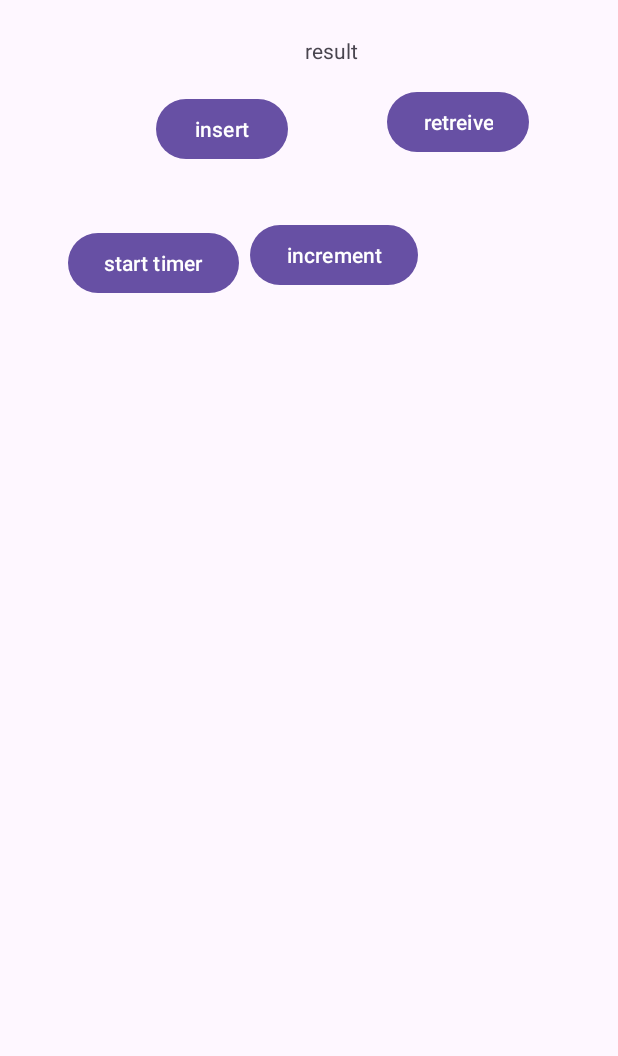
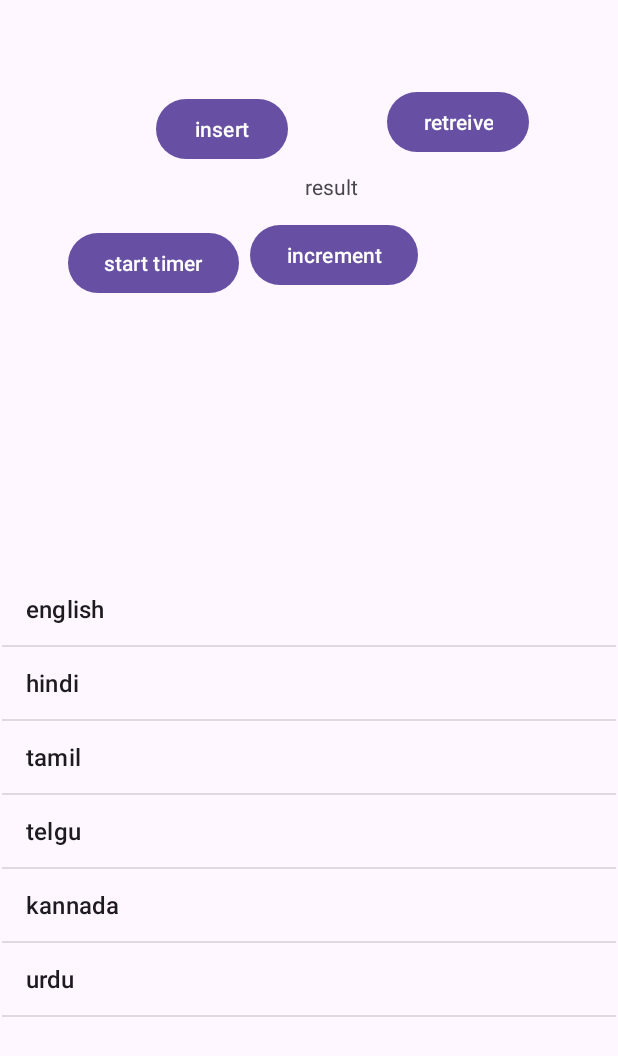
Before and after one commit to abdultanveer/paypal2, an Android app: the screen it shows after launch (DataActivity), on a phone screen of 412 x 824 dp. Shown: the top 1056 px of the screen. Run offline under Robolectric (Android 15) with nearby library versions, the phone set to English and light mode, and no system bars; our stand-ins replace Room's generated code.

Commit message:
listview with arrays.xml

```diff
--- a/app/src/main/java/com/example/paypal/DataActivity.kt
+++ b/app/src/main/java/com/example/paypal/DataActivity.kt
@@ -2,6 +2,8 @@ package com.example.paypal
 
 import android.os.Bundle
 import android.view.View
+import android.widget.ArrayAdapter
+import android.widget.ListView
 import android.widget.TextView
 import androidx.activity.enableEdgeToEdge
 import androidx.appcompat.app.AppCompatActivity
@@ -19,15 +21,22 @@ import kotlinx.coroutines.launch
 
 class DataActivity : AppCompatActivity() {
     lateinit var viewModel:DataViewModel
-
+    var languages = arrayOf("english","hindi","tamil","telgu","kannada","urdu")
     lateinit var dao: ItemDao
    lateinit var tv: TextView
+    lateinit var  languagesListView: ListView
 
     override fun onCreate(savedInstanceState: Bundle?) {
         super.onCreate(savedInstanceState)
         setContentView(R.layout.activity_data)
+        languagesListView = findViewById(R.id.listView)
+
         viewModel = ViewModelProvider(this)[DataViewModel::class.java]
-
+        var myAdapter = ArrayAdapter(this,
+            android.R.layout.simple_list_item_1, //visiting card - 1tv
+            android.R.id.text1,
+            languages)
+        languagesListView.adapter = myAdapter
         tv  = findViewById(R.id.tvResult)
 
        // tv.setText(""+viewModel.count)
--- a/app/src/main/res/layout/activity_data.xml
+++ b/app/src/main/res/layout/activity_data.xml
@@ -38,7 +38,9 @@
         android:layout_height="wrap_content"
         android:layout_marginTop="24dp"
         android:layout_marginEnd="19dp"
+        android:layout_marginBottom="157dp"
         android:text="result"
+        app:layout_constraintBottom_toTopOf="@+id/listView"
         app:layout_constraintEnd_toStartOf="@+id/btnRetreive"
         app:layout_constraintTop_toTopOf="parent" />
 
@@ -63,4 +65,17 @@
         android:text="start timer"
         app:layout_constraintEnd_toStartOf="@+id/btnInc"
         app:layout_constraintTop_toTopOf="@+id/btnInc" />
+
+    <ListView
+        android:id="@+id/listView"
+        android:entries="@array/countries"
+        android:layout_width="match_parent"
+        android:layout_height="350dp"
+        android:layout_marginStart="1dp"
+        android:layout_marginEnd="1dp"
+        android:layout_marginBottom="1dp"
+        app:layout_constraintBottom_toBottomOf="parent"
+        app:layout_constraintEnd_toEndOf="parent"
+        app:layout_constraintStart_toStartOf="parent"
+        app:layout_constraintTop_toBottomOf="@+id/tvResult" />
 </androidx.constraintlayout.widget.ConstraintLayout>
--- /dev/null
+++ b/app/src/main/res/values/arrays.xml
@@ -0,0 +1,13 @@
+<?xml version="1.0" encoding="utf-8"?>
+<resources>
+    <string-array name="countries">
+        <item>India</item>
+        <item>usa</item>
+        <item>chinna</item>
+        <item>nepal</item>
+        <item>bangladesh</item>
+        <item>uk</item>
+        <item>australia</item>
+        <item>malaysia</item>
+    </string-array>
+</resources>
```
